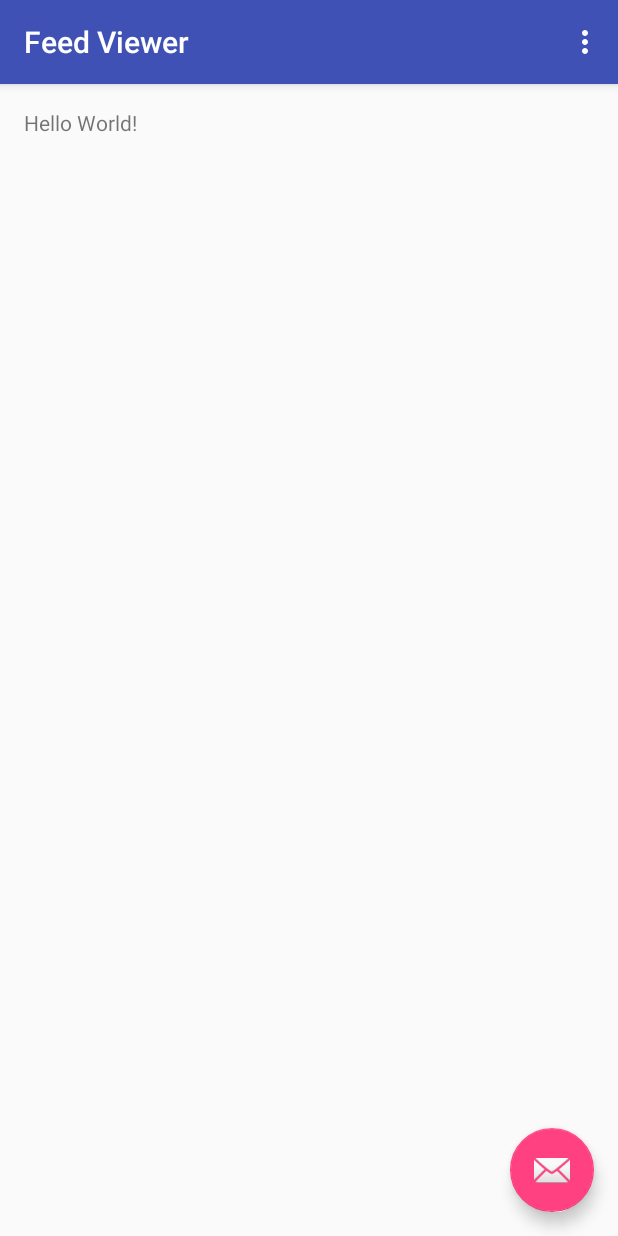
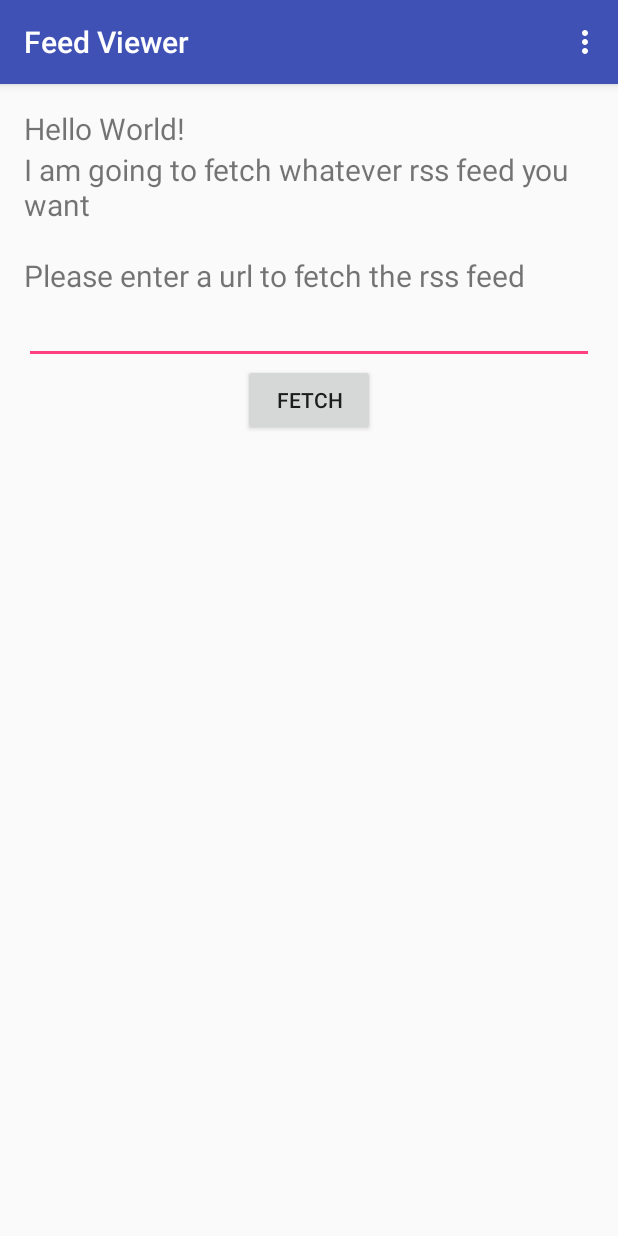
Before and after one commit to spmega/Android_Feed_Viewer, an Android app: the screen it shows after launch (MainActivity), on a phone screen of 412 x 824 dp. Run offline under Robolectric (Android 15) with nearby library versions, the phone set to English and light mode, and no system bars.

Commit message:
Save the changes, removed mail button and started implementaion of fetching rss feed

```diff
--- a/app/src/main/AndroidManifest.xml
+++ b/app/src/main/AndroidManifest.xml
@@ -1,6 +1,7 @@
 <?xml version="1.0" encoding="utf-8"?>
 <manifest xmlns:android="http://schemas.android.com/apk/res/android"
     package="com.example.shashank.feedviewer">
+    <uses-permission android:name="android.permission.INTERNET" />
 
     <application
         android:allowBackup="true"
--- a/app/src/main/res/layout/activity_main.xml
+++ b/app/src/main/res/layout/activity_main.xml
@@ -23,12 +23,12 @@
 
     <include layout="@layout/content_main" />
 
-    <android.support.design.widget.FloatingActionButton
+    <!-- <android.support.design.widget.FloatingActionButton
         android:id="@+id/fab"
         android:layout_width="wrap_content"
         android:layout_height="wrap_content"
         android:layout_gravity="bottom|end"
         android:layout_margin="@dimen/fab_margin"
-        android:src="@android:drawable/ic_dialog_email" />
+        android:src="@android:drawable/ic_dialog_email" /> -->
 
 </android.support.design.widget.CoordinatorLayout>
--- a/app/src/main/res/layout/content_main.xml
+++ b/app/src/main/res/layout/content_main.xml
@@ -13,7 +13,37 @@
     tools:showIn="@layout/activity_main">
 
     <TextView
+        android:id="@+id/anchor"
         android:layout_width="wrap_content"
         android:layout_height="wrap_content"
-        android:text="Hello World!" />
+        android:text="Hello World!"
+        android:textSize="20dp"/>
+    <TextView
+        android:id="@+id/appDesc"
+        android:layout_below="@+id/anchor"
+        android:layout_width="wrap_content"
+        android:layout_height="wrap_content"
+        android:text="I am going to fetch whatever rss feed you want"
+        android:textSize="20dp" />
+    <TextView
+        android:id="@+id/options"
+        android:layout_below="@+id/appDesc"
+        android:layout_marginTop="20dp"
+        android:layout_width="wrap_content"
+        android:layout_height="wrap_content"
+        android:text="Please enter a url to fetch the rss feed"
+        android:textSize="20dp"/>
+    <EditText
+        android:id="@+id/rssField"
+        android:layout_below="@+id/options"
+        android:layout_width="match_parent"
+        android:layout_height="wrap_content" />
+    <Button
+        android:id="@+id/fetchButton"
+        android:layout_below="@+id/rssField"
+        android:layout_width="wrap_content"
+        android:layout_height="wrap_content"
+        android:layout_centerHorizontal="true"
+        android:text="Fetch"
+        android:onClick="onClickFetchButton"/>
 </RelativeLayout>
```
Also changed, not shown: app/src/main/java/com/example/shashank/feedviewer/MainActivity.java (+80 -4 lines).
